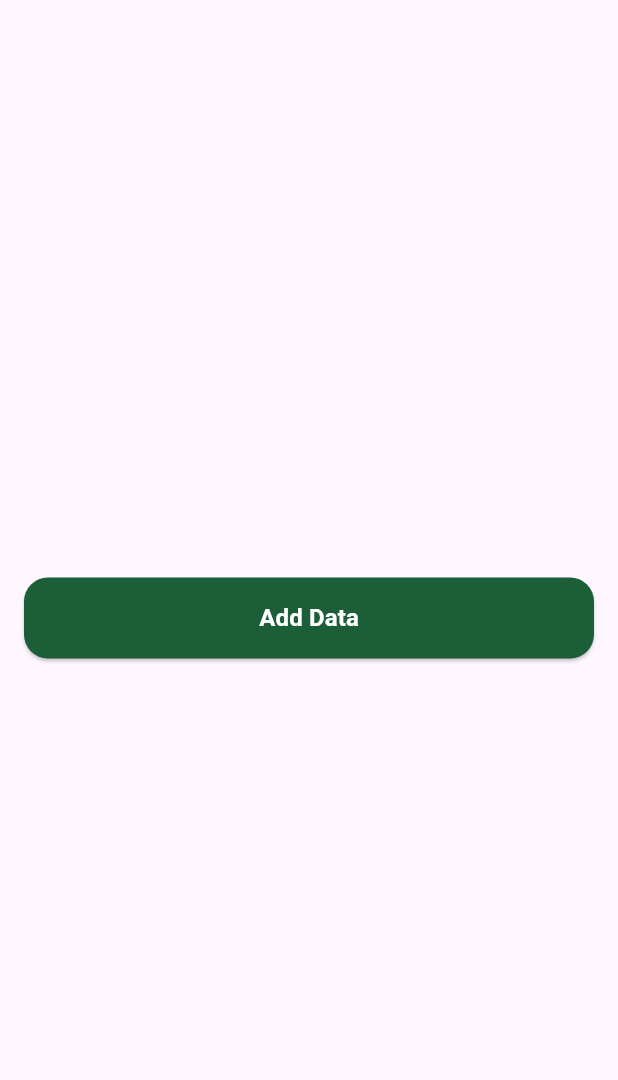
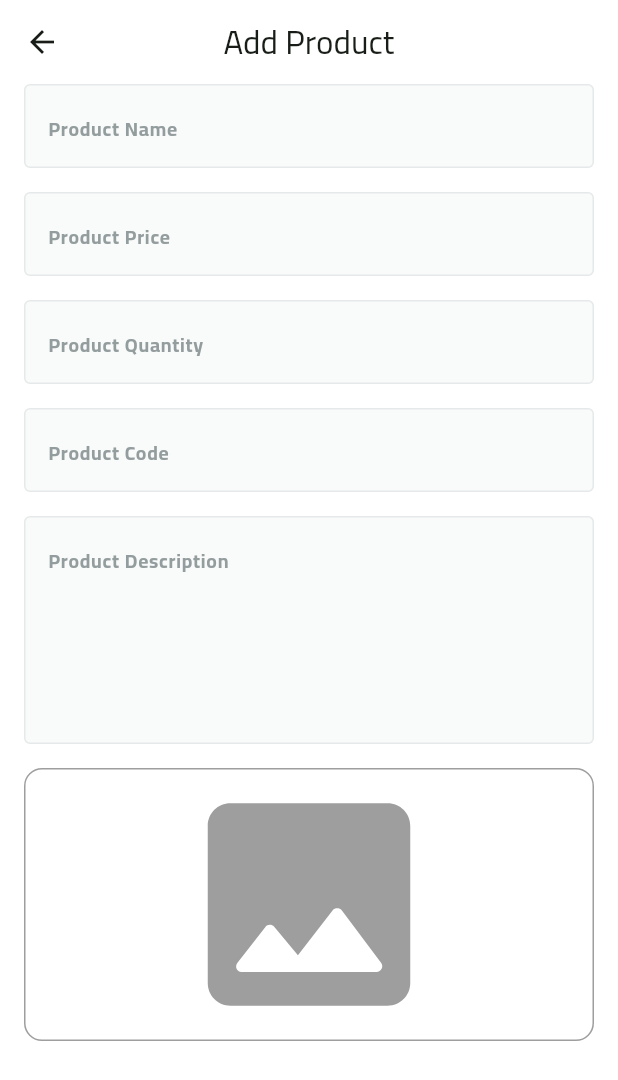
Before and after one commit to 3madhani/fruit_hub_dashboard, a Flutter app: the screen it shows after launch, after a tap on "Add Data", on a phone screen of 412 x 824 dp. Shown: the top 1080 px of the screen. Run offline on Flutter 3.47's test engine with Material 3 defaults, Android fonts, the phone set to English and light mode, and no system bars; our stand-ins replace firebase_core; accounts and stored records are empty.

Commit message:
feat: Implement Add Product feature with form and navigation

```diff
--- /dev/null
+++ b/lib/core/common/custom_app_bar.dart
@@ -0,0 +1,7 @@
+import 'package:flutter/material.dart';
+
+AppBar customAppBar({required String title}) => AppBar(
+  title: Text(title),
+  centerTitle: true,
+  backgroundColor: Colors.white,
+);
--- /dev/null
+++ b/lib/core/common/custom_text_form_field.dart
@@ -0,0 +1,56 @@
+import 'package:flutter/material.dart';
+
+import '../utils/app_colors.dart';
+import '../utils/app_text_styles.dart';
+
+class CustomTextFormField extends StatelessWidget {
+  final String hintText;
+  final TextInputType keyboardType;
+  final Widget? suffixIcon;
+  final void Function(String?)? onSaved;
+  final int? maxLines;
+
+  const CustomTextFormField({
+    super.key,
+    required this.hintText,
+    required this.keyboardType,
+    this.suffixIcon,
+    this.onSaved,
+    this.maxLines,
+  });
+
+  @override
+  Widget build(BuildContext context) {
+    return TextFormField(
+      maxLines: maxLines ?? 1,
+      onSaved: onSaved,
+      validator: (value) {
+        if (value == null || value.isEmpty) {
+          return 'الرجاء إدخال $hintText';
+        }
+        return null;
+      },
+      keyboardType: keyboardType,
+      style: AppTextStyles.semiBold16.copyWith(color: AppColors.primaryColor),
+      decoration: InputDecoration(
+        suffixIcon: suffixIcon,
+        hintText: hintText,
+        hintStyle: AppTextStyles.bold13.copyWith(
+          color: const Color(0xff949D9E),
+        ),
+        filled: true,
+        fillColor: const Color(0xffF9FAFA),
+        border: buildBorder(),
+        focusedBorder: buildBorder(AppColors.primaryLightColor),
+        enabledBorder: buildBorder(),
+      ),
+    );
+  }
+
+  OutlineInputBorder buildBorder([Color? borderColor]) {
+    return OutlineInputBorder(
+      borderRadius: BorderRadius.circular(4),
+      borderSide: BorderSide(color: borderColor ?? const Color(0xffE6E9EA)),
+    );
+  }
+}
--- a/lib/core/helper/on_generate_route.dart
+++ b/lib/core/helper/on_generate_route.dart
@@ -1,5 +1,6 @@
 import 'package:flutter/material.dart';
 
+import '../../feature/add_product/presentation/view/add_product_view.dart';
 import '../../feature/dashboard/presentation/views/dashboard_view.dart';
 import '../../feature/error/presentation/views/error_view.dart';
 
@@ -7,6 +8,8 @@ Route<dynamic> onGenerateRoute(RouteSettings settings) {
   switch (settings.name) {
     case DashboardView.routeName:
       return MaterialPageRoute(builder: (context) => const DashboardView());
+    case AddProductView.routeName:
+      return MaterialPageRoute(builder: (context) => const AddProductView());
     default:
       return MaterialPageRoute(
         builder: (BuildContext context) => const ErrorView(),
--- /dev/null
+++ b/lib/feature/add_product/presentation/view/add_product_view.dart
@@ -0,0 +1,18 @@
+import 'package:flutter/material.dart';
+
+import '../../../../core/common/custom_app_bar.dart';
+import 'widgets/add_product_view_body.dart';
+
+class AddProductView extends StatelessWidget {
+  static const routeName = 'add-product';
+
+  const AddProductView({super.key});
+
+  @override
+  Widget build(BuildContext context) {
+    return Scaffold(
+      appBar: customAppBar(title: 'Add Product'),
+      body: const AddProductViewBody(),
+    );
+  }
+}
--- /dev/null
+++ b/lib/feature/add_product/presentation/view/widgets/add_product_view_body.dart
@@ -0,0 +1,63 @@
+import 'package:flutter/material.dart';
+import 'package:fruit_hub_dashboard/core/common/custom_text_form_field.dart';
+import 'package:fruit_hub_dashboard/feature/add_product/presentation/view/widgets/image_field.dart';
+
+import '../../../../../core/constants/app_const.dart';
+
+class AddProductViewBody extends StatefulWidget {
+  const AddProductViewBody({super.key});
+
+  @override
+  State<AddProductViewBody> createState() => _AddProductViewBodyState();
+}
+
+class _AddProductViewBodyState extends State<AddProductViewBody> {
+  final GlobalKey<FormState> _formKey = GlobalKey<FormState>();
+
+  AutovalidateMode autovalidateMode = AutovalidateMode.disabled;
+  @override
+  Widget build(BuildContext context) {
+    return SingleChildScrollView(
+      padding: const EdgeInsets.symmetric(
+        horizontal: AppConst.horizontalPadding,
+      ),
+      child: Form(
+        key: _formKey,
+        autovalidateMode: autovalidateMode,
+        child: const Column(
+          children: [
+            CustomTextFormField(
+              hintText: 'Product Name',
+              keyboardType: TextInputType.text,
+            ),
+
+            SizedBox(height: 16),
+            CustomTextFormField(
+              hintText: 'Product Price',
+              keyboardType: TextInputType.number,
+            ),
+            SizedBox(height: 16),
+            CustomTextFormField(
+              hintText: 'Product Quantity',
+              keyboardType: TextInputType.number,
+            ),
+            SizedBox(height: 16),
+            CustomTextFormField(
+              hintText: 'Product Code',
+              keyboardType: TextInputType.number,
+            ),
+            SizedBox(height: 16),
+            CustomTextFormField(
+              maxLines: 5,
+              hintText: 'Product Description',
+              keyboardType: TextInputType.text,
+            ),
+            SizedBox(height: 16),
+            ImageField(),
+            SizedBox(height: 16),
+          ],
+        ),
+      ),
+    );
+  }
+}
--- /dev/null
+++ b/lib/feature/add_product/presentation/view/widgets/image_field.dart
@@ -0,0 +1,17 @@
+import 'package:flutter/material.dart';
+
+class ImageField extends StatelessWidget {
+  const ImageField({super.key});
+
+  @override
+  Widget build(BuildContext context) {
+    return Container(
+      width: double.infinity,
+      decoration: BoxDecoration(
+        border: Border.all(color: Colors.grey),
+        borderRadius: BorderRadius.circular(12),
+      ),
+      child: const Icon(size: 180, Icons.image_rounded, color: Colors.grey),
+    );
+  }
+}
--- a/lib/feature/dashboard/presentation/views/widgets/dashboard_view_body.dart
+++ b/lib/feature/dashboard/presentation/views/widgets/dashboard_view_body.dart
@@ -2,6 +2,7 @@ import 'package:flutter/material.dart';
 
 import '../../../../../core/common/custom_button.dart';
 import '../../../../../core/constants/app_const.dart';
+import '../../../../add_product/presentation/view/add_product_view.dart';
 
 class DashboardViewBody extends StatelessWidget {
   const DashboardViewBody({super.key});
@@ -14,7 +15,9 @@ class DashboardViewBody extends StatelessWidget {
       ),
       child: Column(
         mainAxisAlignment: MainAxisAlignment.center,
-        children: [CustomPrimaryButton(title: 'Add Data', onPressed: () {})],
+        children: [CustomPrimaryButton(title: 'Add Data', onPressed: () {
+          Navigator.pushNamed(context, AddProductView.routeName);
+        })],
       ),
     );
   }
--- a/lib/main.dart
+++ b/lib/main.dart
@@ -2,6 +2,7 @@ import 'package:flutter/material.dart';
 import 'package:fruit_hub_dashboard/feature/dashboard/presentation/views/dashboard_view.dart';
 
 import 'core/helper/on_generate_route.dart';
+import 'core/utils/app_colors.dart';
 
 void main() {
   runApp(const MainApp());
@@ -12,7 +13,12 @@ class MainApp extends StatelessWidget {
 
   @override
   Widget build(BuildContext context) {
-    return const MaterialApp(
+    return MaterialApp(
+      theme: ThemeData(
+        fontFamily: 'Cairo',
+        scaffoldBackgroundColor: Colors.white,
+        colorScheme: ColorScheme.fromSeed(seedColor: AppColors.primaryColor),
+      ),
       onGenerateRoute: onGenerateRoute,
       debugShowCheckedModeBanner: false,
       initialRoute: DashboardView.routeName,
```
